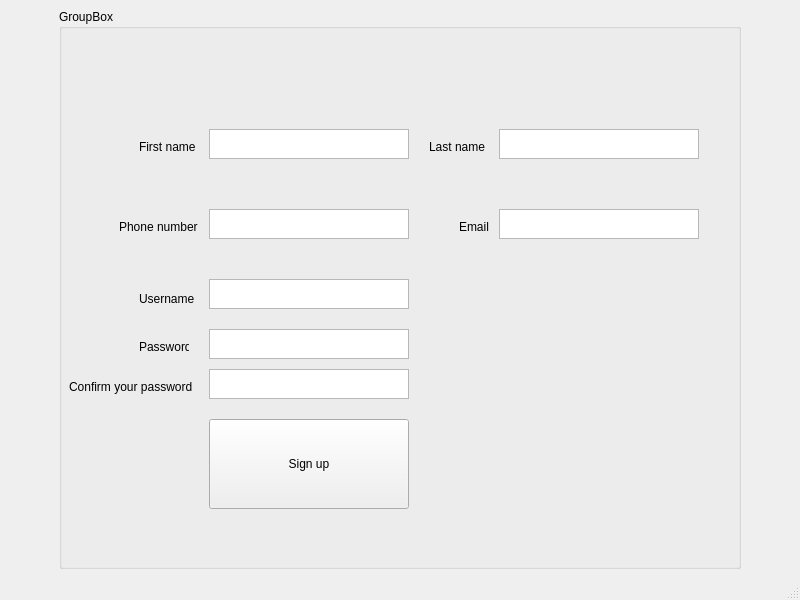
This is My_Beloved_Client/signup.ui in HoSaiN-643/QuantumDeck as Qt 5 draws it before an edit. The edited form follows.
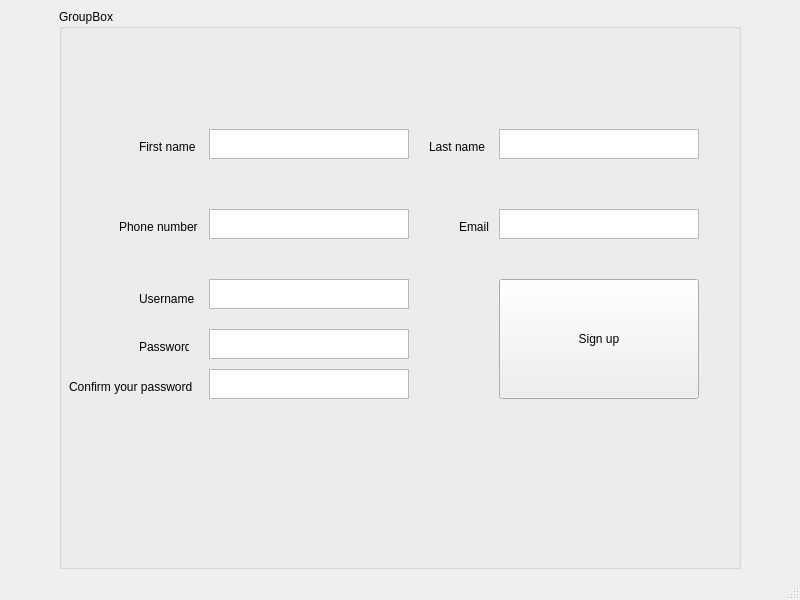
This is the edited form.

What changed in the file:
```diff
--- a/My_Beloved_Client/signup.ui
+++ b/My_Beloved_Client/signup.ui
@@ -216,10 +216,10 @@
       <widget class="QPushButton" name="SignUp_Btn">
        <property name="geometry">
         <rect>
-         <x>150</x>
-         <y>410</y>
+         <x>440</x>
+         <y>270</y>
          <width>200</width>
-         <height>90</height>
+         <height>120</height>
         </rect>
        </property>
        <property name="text">
```
